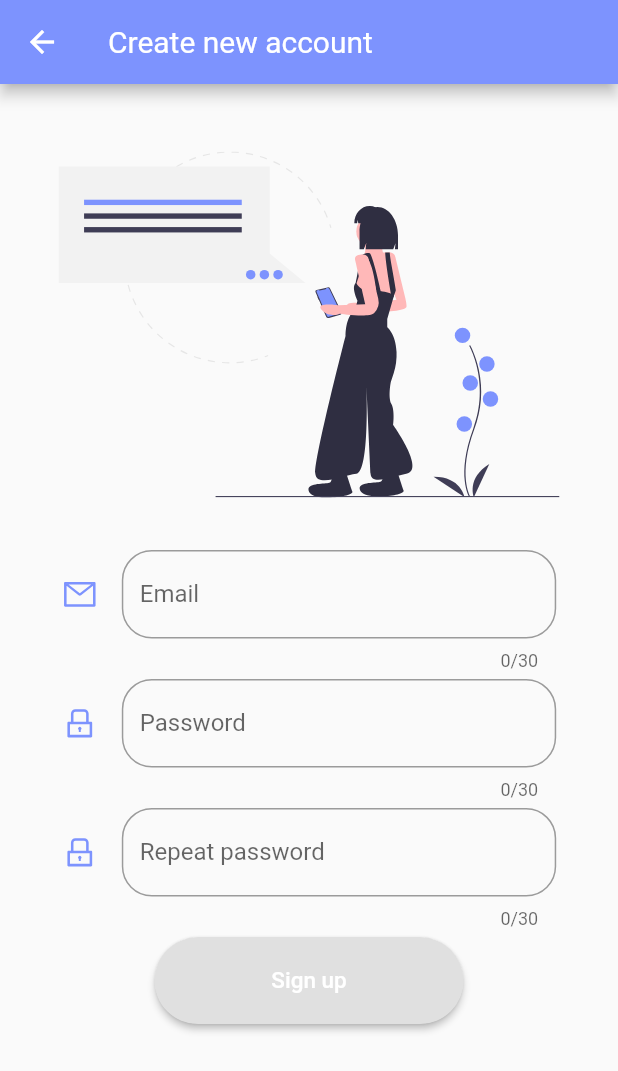
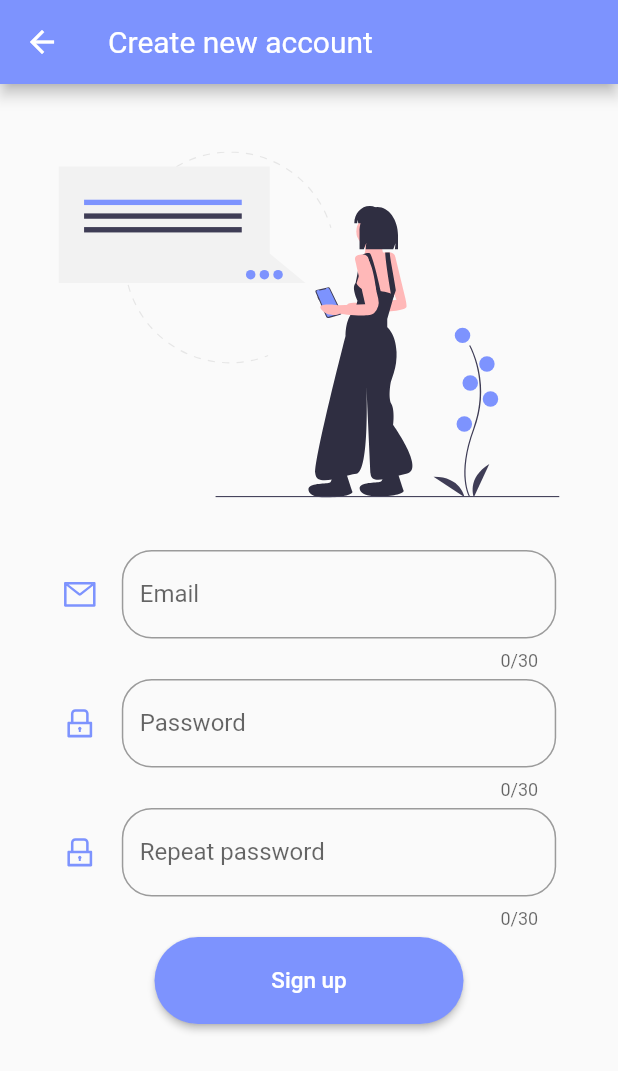
Before and after one commit to ArkadiiShatkovskyi/Flutter, a Flutter app: the screen it shows after launch, after a tap on "Create an account", on a phone screen of 412 x 824 dp. Shown: the top 1071 px of the screen. Run offline on Flutter 3.47's test engine with Material 2 defaults, Android fonts, the light colour scheme and no system bars; our stand-ins replace ant_icons, cloud_firestore, firebase_auth, firebase_core, flare_flutter, flutter_svg and 1 more; accounts and stored records are empty; network calls fail.

Commit message:
Update RaisedButtons to ElevatedButtons

```diff
--- a/job_app/lib/widgets/authorizationPage/RegistrationStep.dart
+++ b/job_app/lib/widgets/authorizationPage/RegistrationStep.dart
@@ -1,6 +1,7 @@
 import 'package:flutter/material.dart';
 
 import './FieldWidget.dart';
+import '.././AppTheme.dart';
 
 import 'package:flutter_svg/flutter_svg.dart';
 
@@ -107,12 +108,18 @@ class RegistrationStep extends StatelessWidget {
           Container(
             margin: EdgeInsets.only(
                 left: media.size.width * .25, right: media.size.width * .25),
-            child: RaisedButton(
-              textColor: Colors.white,
-              padding: const EdgeInsets.all(20.0),
-              shape: RoundedRectangleBorder(
-                  borderRadius: BorderRadius.circular(30.0)),
+            child: ElevatedButton(
               onPressed: () => btnFunction(context),
+              style: ButtonStyle(
+                padding: MaterialStateProperty.all(
+                  const EdgeInsets.all(20.0),
+                ),
+                backgroundColor: MaterialStateProperty.all(styleColor),
+                shape: MaterialStateProperty.all<RoundedRectangleBorder>(
+                  RoundedRectangleBorder(
+                      borderRadius: BorderRadius.circular(30.0)),
+                ),
+              ),
               child: Text(
                 "Sign up",
                 style: TextStyle(fontSize: 15),
--- a/job_app/lib/widgets/authorizationPage/SignInPage.dart
+++ b/job_app/lib/widgets/authorizationPage/SignInPage.dart
@@ -122,12 +122,18 @@ class _SignInPageBodyState extends State<SignInPageBody> {
             Container(
               margin: EdgeInsets.only(
                   left: media.size.width * .25, right: media.size.width * .25),
-              child: RaisedButton(
-                textColor: Colors.white,
-                padding: const EdgeInsets.all(20.0),
-                shape: RoundedRectangleBorder(
-                    borderRadius: BorderRadius.circular(30.0)),
+              child: ElevatedButton(
                 onPressed: _signInWithEmail,
+                style: ButtonStyle(
+                  padding: MaterialStateProperty.all(
+                    const EdgeInsets.all(20.0),
+                  ),
+                  backgroundColor: MaterialStateProperty.all(styleColor),
+                  shape: MaterialStateProperty.all<RoundedRectangleBorder>(
+                    RoundedRectangleBorder(
+                        borderRadius: BorderRadius.circular(30.0)),
+                  ),
+                ),
                 child: Text(
                   "Sign In",
                   style: TextStyle(fontSize: 15),
@@ -160,13 +166,11 @@ class _SignInPageBodyState extends State<SignInPageBody> {
         Navigator.of(context)
             .push(MaterialPageRoute(builder: (context) => MainPage()));
       } else {
-        ScaffoldMessenger.of(context).showSnackBar(
-            SnackBar(
-              duration: Duration(seconds: 2),
-              content: Text("Wrong password or email"),
-              backgroundColor: Theme.of(context).primaryColor,
-            )
-        );
+        ScaffoldMessenger.of(context).showSnackBar(SnackBar(
+          duration: Duration(seconds: 2),
+          content: Text("Wrong password or email"),
+          backgroundColor: Theme.of(context).primaryColor,
+        ));
       }
     });
     if (this.mounted) {
```
